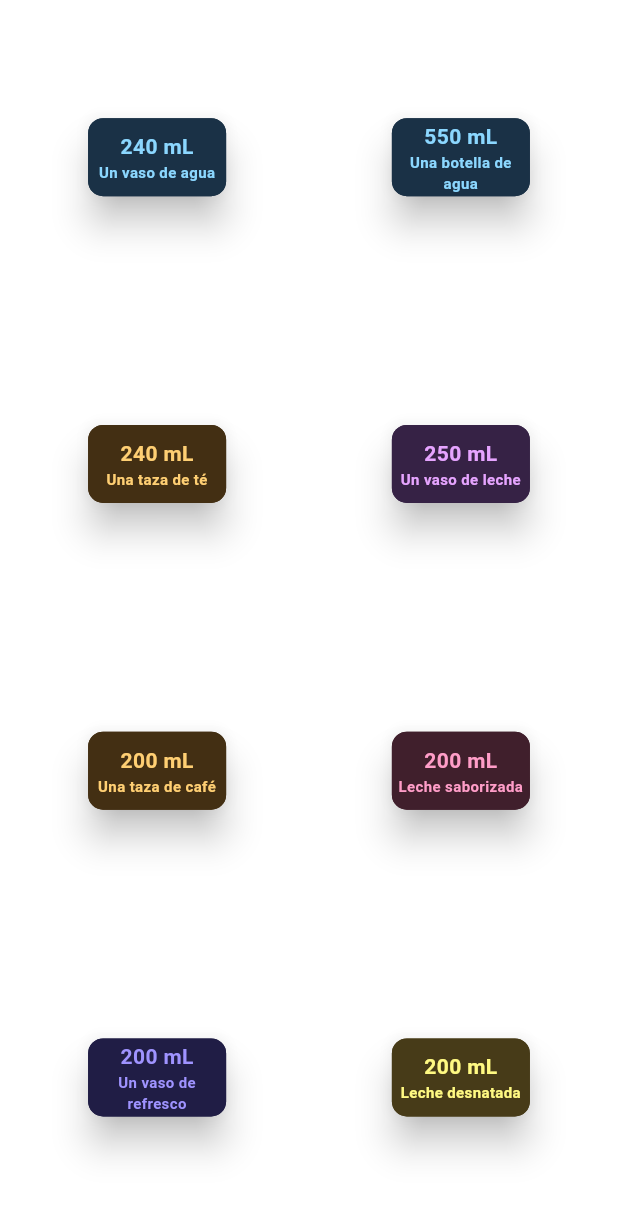
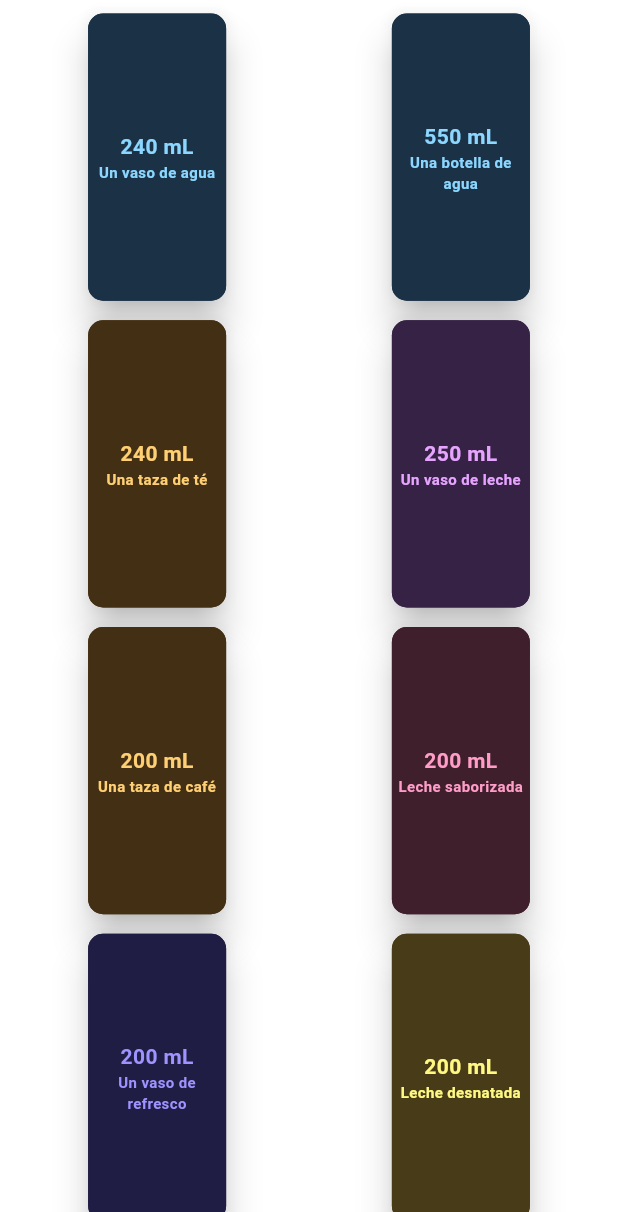
Before and after one commit to gnievap/water_counter_wear_app, a Flutter app: the DrinksScreen screen opened directly, on a phone screen of 412 x 824 dp, the part 24-1236 px from its top. Run offline on Flutter 3.47's test engine with Material 2 defaults, Android fonts, the phone set to English and light mode, and no system bars.

Commit message:
Fixing the height of the cards, easy aproximation

```diff
--- a/lib/screens/drinks_screen.dart
+++ b/lib/screens/drinks_screen.dart
@@ -83,7 +83,7 @@ class DrinksScreen extends StatelessWidget {
            child: Center(
              child: SizedBox(
                width: 100.0,
-               height: 60.0,
+               //height: 60.0,
                child:
                 Card(
                   elevation: 10.0,
```
